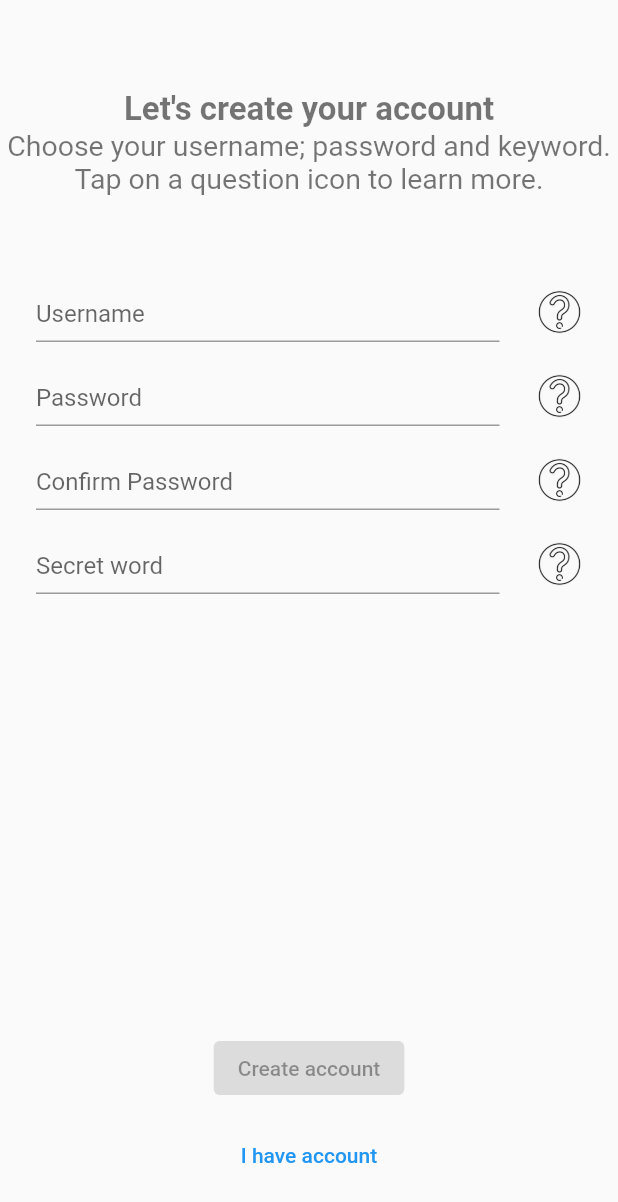
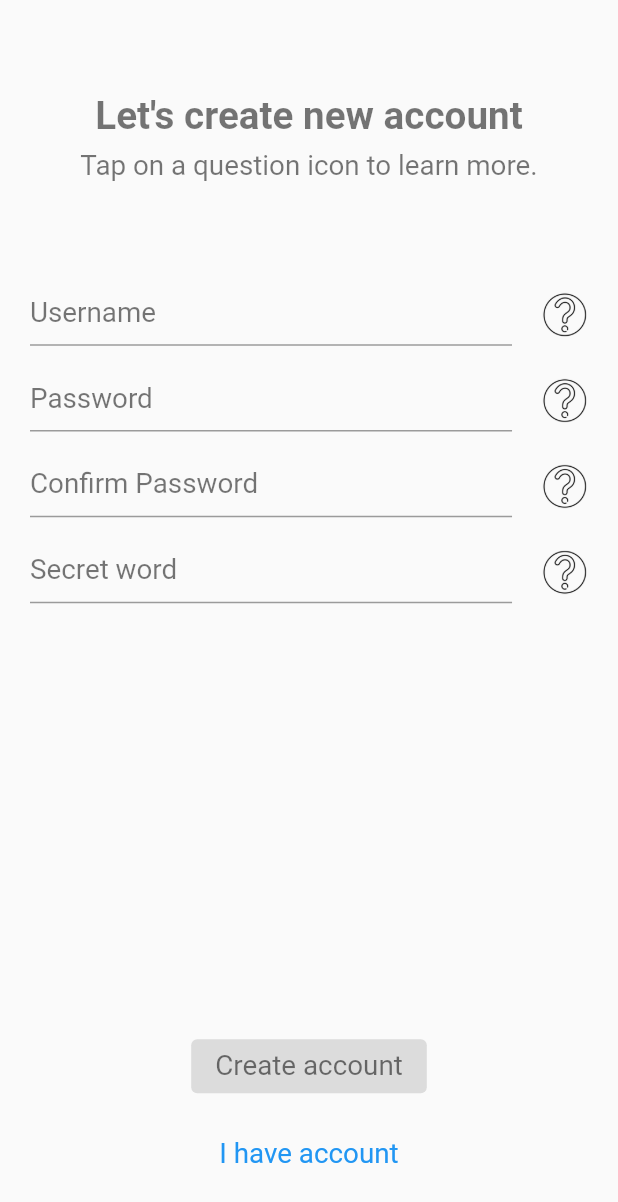
Before and after one commit to groshevdg/The-Planet, a Flutter app: the screen it shows after launch, after a tap on "Let's start", on a phone screen of 412 x 824 dp. Shown: the top 1202 px of the screen. Run offline on Flutter 3.47's test engine with Material 2 defaults, Android fonts, the phone set to English and light mode, and no system bars; our stand-ins replace firebase_core, firebase_crashlytics, flutter_staggered_animations, get_it, injectable; accounts and stored records are empty.

Commit message:
Added adaptive for screens

```diff
--- a/lib/config/routes.dart
+++ b/lib/config/routes.dart
@@ -1,10 +1,10 @@
 import 'package:flutter/cupertino.dart';
-import 'package:the_planet/screens/auth/auth_screen.dart';
+import 'package:the_planet/screens/register/register_screen.dart';
 import 'package:the_planet/screens/main/main_screen.dart';
 
 class AppRoutes {
   static Map<String, WidgetBuilder> routes = {
     MainScreen.route : (context) => MainScreen(),
-    AuthScreen.route : (context) => AuthScreen()
+    RegisterScreen.route : (context) => RegisterScreen()
   };
 }
--- a/lib/config/strings.dart
+++ b/lib/config/strings.dart
@@ -1,9 +1,9 @@
 class Strings {
   static const ok =  "OK";
-  static const app_name = "The Pony Planet";
+  static const app_name = "App name";
   static const start_button_title = "Let's start";
-  static const create_acc_message = "Let's create your account";
-  static const data_to_create_acc = "Choose your username; password and keyword.\nTap on a question icon to learn more.";
+  static const create_acc_message = "Let's create new account";
+  static const data_to_create_acc = "Tap on a question icon to learn more.";
   static const username_hint = "Username";
   static const password_hint = "Password";
   static const confirm_pass_hint = "Confirm Password";
@@ -12,7 +12,7 @@ class Strings {
   static const create_acc_button = "Create account";
   static const already_created = "I have account";
   static const username_tooltip = "Username will be visible for all users";
-  static const password_tooltip = "Create strong password; to protect your account";
+  static const password_tooltip = "Create strong password to protect your account";
   static const confirm_pass_tooltip = "Confirm the pass you type before";
-  static const secret_word_tooltip = "Create secret word. It will be used to recreate a password; if you forget it";
+  static const secret_word_tooltip = "Create secret word. It will be used to recreate a password, if you forget it";
 }
--- a/lib/config/theme.dart
+++ b/lib/config/theme.dart
@@ -1,6 +1,11 @@
 import 'package:flutter/material.dart';
 
 class AppTheme {
+  static double _size16 = 16;
+  static double _size18 = 18;
+  static double _size20 = 20;
+  static double _size25 = 25;
+
   static TextTheme appTextTheme() {
     return TextTheme(
        headline1: _headline1(),
@@ -10,15 +15,15 @@ class AppTheme {
 
   static TextStyle _headline1() {
     return TextStyle(
-      fontSize: 22,
-      fontWeight: FontWeight.w600
+      fontWeight: FontWeight.w600,
+      fontSize: _size25
     );
   }
 
   static TextStyle _headline2() {
     return TextStyle(
-        fontSize: 19,
-        fontWeight: FontWeight.w400
+      fontWeight: FontWeight.w400,
+      fontSize: _size18
     );
   }
 }
--- a/lib/main.dart
+++ b/lib/main.dart
@@ -5,6 +5,7 @@ import 'package:the_planet/config/theme.dart';
 import 'package:the_planet/di/injector.dart';
 import 'package:the_planet/screens/intro/intro_screen.dart';
 import 'package:firebase_crashlytics/firebase_crashlytics.dart';
+import 'package:the_planet/utils/ui_utils.dart';
 
 Future<void> main() async {
   WidgetsFlutterBinding.ensureInitialized();
@@ -21,6 +22,7 @@ Future<void> _initCrashlytics() async {
 }
 
 class PlanetApp extends StatelessWidget {
+
   @override
   Widget build(BuildContext context) {
     return MaterialApp(
@@ -39,6 +41,7 @@ class AppStartRouteScreen extends StatelessWidget {
 
   @override
   Widget build(BuildContext context) {
+    UiUtils.init(context);
     return FutureBuilder(
         future: openScreen(),
         builder: (context, snapshot) {
--- /dev/null
+++ b/lib/misc/extensions.dart
@@ -0,0 +1,6 @@
+import 'package:flutter/cupertino.dart';
+import 'package:the_planet/utils/ui_utils.dart';
+
+extension scaledTextStyle on TextStyle {
+  TextStyle get scaled => copyWith(fontSize: fontSize! * UiUtils.scaleFactor);
+}
--- a/lib/screens/auth/auth_screen.dart
+++ /dev/null
@@ -1,109 +0,0 @@
-import 'package:flutter/material.dart';
-import 'package:provider/provider.dart';
-import 'package:the_planet/config/consts.dart';
-import 'package:the_planet/config/strings.dart';
-import 'package:the_planet/di/injector.dart';
-import 'package:the_planet/screens/auth/auth_controller.dart';
-import 'package:the_planet/screens/auth/providers/button_enable_provider.dart';
-import 'package:the_planet/screens/auth/providers/privacy_state_provider.dart';
-import 'package:the_planet/screens/auth/providers/tooltip_provider.dart';
-import 'package:the_planet/screens/auth/widgets/accept_agreement.dart';
-import 'package:the_planet/screens/auth/widgets/input_row.dart';
-
-class AuthScreen extends StatefulWidget {
-  static const route = "auth";
-  @override
-  _AuthScreenState createState() => _AuthScreenState();
-}
-
-class _AuthScreenState extends State<AuthScreen> with TickerProviderStateMixin {
-  late Animation<Offset> _offsetAnimation;
-  late AnimationController _animationController;
-
-  @override
-  void initState() {
-    _animationController = AnimationController(vsync: this, duration: Duration(seconds: 2));
-    _offsetAnimation = Tween<Offset>(begin: Offset(1000, 0), end: Offset(0, 0)).animate(CurvedAnimation(parent: _animationController, curve: Curves.fastLinearToSlowEaseIn));
-    super.initState();
-  }
-
-  @override
-  Widget build(BuildContext context) {
-    return Scaffold(
-      resizeToAvoidBottomInset: false,
-      body: SafeArea(
-        child: Column(
-          children: [
-            Padding(
-              padding: const EdgeInsets.only(top: 60),
-              child: Align(
-                alignment: Alignment.topCenter,
-                child: Text(Strings.create_acc_message,
-                    style: Theme.of(context).textTheme.headline1
-                ),
-              ),
-            ),
-            Text(Strings.data_to_create_acc,
-              style: Theme.of(context).textTheme.headline2,
-              textAlign: TextAlign.center
-            ),
-            Padding(
-              padding: const EdgeInsets.only(top: 50, left: 16, right: 16),
-              child: Align(
-                alignment: Alignment.topLeft,
-                child: Column(
-                  children: [
-                    InputTextRow(hint: Strings.username_hint, authController: getIt<AuthController>(), rowIndex: Consts.USERNAME_INDEX),
-                    InputTextRow(hint: Strings.password_hint, authController: getIt<AuthController>(), rowIndex: Consts.PASSWORD_INDEX),
-                    InputTextRow(hint: Strings.confirm_pass_hint, authController: getIt<AuthController>(), rowIndex: Consts.CONFIRM_PASS_INDEX),
-                    InputTextRow(hint: Strings.secret_word, authController: getIt<AuthController>(), rowIndex: Consts.SECRET_WORD_INDEX),
-                  ],
-                ),
-              ),
-            ),
-            ChangeNotifierProvider(
-                create: (context) => getIt<PrivacyMessageStateProvider>(),
-                child: Consumer<PrivacyMessageStateProvider>(builder: (context, state, child)  {
-                  if (state.shouldShow) {
-                    _animationController.forward();
-                  }
-                  return SlideTransition(position: _offsetAnimation, child: AcceptAgreementWidget());
-                })
-            ),
-            Spacer(),
-            ChangeNotifierProvider(
-              create: (context) => getIt<TooltipProvider>(),
-              child: Consumer<TooltipProvider>(builder: (context, providerState, child) {
-                return Padding(
-                  padding: const EdgeInsets.symmetric(horizontal: 24),
-                  child: Text(providerState.message),
-                );
-              }),
-            ),
-            Spacer(),
-            ChangeNotifierProvider(
-                create: (context) => getIt<ButtonEnableProvider>(),
-                child: Consumer<ButtonEnableProvider>(
-                  builder: (context, state, child) {
-                    return ElevatedButton(onPressed: state.isEnable ? () {} : null,
-                        child: Text(Strings.create_acc_button)
-                    );
-                  },
-                )),
-            Padding(padding: EdgeInsets.only(bottom: 30, top: 10),
-              child: TextButton(onPressed: () {},
-                child: Text(Strings.already_created),
-              ),
-            )
-          ],
-        ),
-      ),
-    );
-  }
-
-  @override
-  void dispose() {
-    _animationController.dispose();
-    super.dispose();
-  }
-}
--- a/lib/screens/intro/intro_screen.dart
+++ b/lib/screens/intro/intro_screen.dart
@@ -1,8 +1,10 @@
 import 'package:flutter/cupertino.dart';
 import 'package:flutter/material.dart';
 import 'package:the_planet/config/strings.dart';
-import 'package:the_planet/screens/auth/auth_screen.dart';
+import 'package:the_planet/screens/register/register_screen.dart';
 import 'package:the_planet/screens/intro/widgets/intro_view_pager.dart';
+import 'package:the_planet/utils/ui_utils.dart';
+import 'package:the_planet/misc/extensions.dart';
 
 class IntroScreen extends StatelessWidget {
   static const route = "intro";
@@ -14,26 +16,26 @@ class IntroScreen extends StatelessWidget {
         child: Column(
           children: [
             Padding(
-              padding: EdgeInsets.only(top: 90),
+              padding: EdgeInsets.only(top: UiUtils.scaleSize(90)),
               child: Align(
                 alignment: Alignment.topCenter,
-                child: Text(Strings.app_name)
+                child: Text(Strings.app_name, style: Theme.of(context).textTheme.headline1!.scaled)
               ),
             ),
             Container(
-              margin: EdgeInsets.only(top: 15),
+              margin: EdgeInsets.only(top: UiUtils.scaleSize(15)),
               color: Colors.green,
               height: MediaQuery.of(context).size.height * 0.6,
               child: IntroViewPager()
             ),
             Spacer(),
             Padding(
-              padding: EdgeInsets.only(bottom: 25),
+              padding: EdgeInsets.only(bottom: UiUtils.scaleSize(25)),
               child: ElevatedButton(
                 onPressed: () {
                   openAuthScreen(context);
                 },
-                child: Text(Strings.start_button_title),
+                child: Text(Strings.start_button_title, style: Theme.of(context).textTheme.headline2!.scaled),
               ),
             )
           ],
@@ -43,6 +45,6 @@ class IntroScreen extends StatelessWidget {
   }
 
   void openAuthScreen(context) {
-    Navigator.pushReplacementNamed(context, AuthScreen.route);
+    Navigator.pushReplacementNamed(context, RegisterScreen.route);
   }
 }
--- a/lib/screens/auth/auth_controller.dart
+++ b/lib/screens/register/register_controller.dart
@@ -1,13 +1,13 @@
 import 'package:flutter/material.dart';
 import 'package:injectable/injectable.dart';
 import 'package:the_planet/config/consts.dart';
-import 'package:the_planet/screens/auth/auth_state_manager.dart';
+import 'package:the_planet/screens/register/register_state_manager.dart';
 
 @lazySingleton
-class AuthController {
-  final AuthScreenStateManager _stateManager;
+class RegisterController {
+  final RegisterScreenStateManager _stateManager;
 
-  AuthController(this._stateManager);
+  RegisterController(this._stateManager);
 
   String? _usernameTextFiledValue;
   String? _passwordTextFiledValue;
--- /dev/null
+++ b/lib/screens/register/register_screen.dart
@@ -0,0 +1,120 @@
+import 'package:flutter/material.dart';
+import 'package:provider/provider.dart';
+import 'package:the_planet/config/consts.dart';
+import 'package:the_planet/config/strings.dart';
+import 'package:the_planet/di/injector.dart';
+import 'package:the_planet/screens/register/register_controller.dart';
+import 'package:the_planet/screens/register/providers/button_enable_provider.dart';
+import 'package:the_planet/screens/register/providers/privacy_state_provider.dart';
+import 'package:the_planet/screens/register/providers/tooltip_provider.dart';
+import 'package:the_planet/screens/register/widgets/accept_agreement.dart';
+import 'package:the_planet/screens/register/widgets/input_row.dart';
+import 'package:the_planet/misc/extensions.dart';
+import 'package:the_planet/utils/ui_utils.dart';
+
+
+class RegisterScreen extends StatefulWidget {
+  static const route = "register";
+  @override
+  _RegisterScreenState createState() => _RegisterScreenState();
+}
+
+class _RegisterScreenState extends State<RegisterScreen> with TickerProviderStateMixin {
+  late Animation<Offset> _offsetAnimation;
+  late AnimationController _animationController;
+
+  @override
+  void initState() {
+    _animationController = AnimationController(vsync: this, duration: Duration(seconds: 2));
+    _offsetAnimation = Tween<Offset>(begin: Offset(1000, 0), end: Offset(0, 0))
+        .animate(CurvedAnimation(parent: _animationController, curve: Curves.fastLinearToSlowEaseIn));
+    super.initState();
+  }
+
+  @override
+  Widget build(BuildContext context) {
+    return Scaffold(
+      resizeToAvoidBottomInset: false,
+      body: SafeArea(
+        child: Column(
+          children: [
+            Padding(
+              padding: EdgeInsets.only(top: UiUtils.scaleSize(60)),
+              child: Align(
+                alignment: Alignment.topCenter,
+                child: Text(Strings.create_acc_message,
+                    style: Theme.of(context).textTheme.headline1!.scaled
+                ),
+              ),
+            ),
+            Padding(
+              padding: EdgeInsets.symmetric(horizontal: UiUtils.defaultMargin, vertical:  UiUtils.defaultMargin / 3),
+              child: Text(Strings.data_to_create_acc,
+                style: Theme.of(context).textTheme.headline2!.scaled,
+                textAlign: TextAlign.center
+              ),
+            ),
+            Padding(
+              padding: EdgeInsets.only(top: UiUtils.scaleSize(50), left: UiUtils.defaultMargin / 2, right: UiUtils.defaultMargin / 2),
+              child: Align(
+                alignment: Alignment.topLeft,
+                child: Column(
+                  children: [
+                    InputTextRow(hint: Strings.username_hint, authController: getIt<RegisterController>(), rowIndex: Consts.USERNAME_INDEX),
+                    InputTextRow(hint: Strings.password_hint, authController: getIt<RegisterController>(), rowIndex: Consts.PASSWORD_INDEX),
+                    InputTextRow(hint: Strings.confirm_pass_hint, authController: getIt<RegisterController>(), rowIndex: Consts.CONFIRM_PASS_INDEX),
+                    InputTextRow(hint: Strings.secret_word, authController: getIt<RegisterController>(), rowIndex: Consts.SECRET_WORD_INDEX),
+                  ],
+                ),
+              ),
+            ),
+            ChangeNotifierProvider(
+                create: (context) => getIt<PrivacyMessageStateProvider>(),
+                child: Consumer<PrivacyMessageStateProvider>(builder: (context, state, child)  {
+                  if (state.shouldShow) {
+                    _animationController.forward();
+                  }
+                  return SlideTransition(position: _offsetAnimation, child: AcceptAgreementWidget());
+                })
+            ),
+            Spacer(),
+            ChangeNotifierProvider(
+              create: (context) => getIt<TooltipProvider>(),
+              child: Consumer<TooltipProvider>(builder: (context, providerState, child) {
+                return Padding(
+                  padding: EdgeInsets.symmetric(horizontal: UiUtils.defaultMargin),
+                  child: Text(providerState.message,
+                      style: Theme.of(context).textTheme.headline2!.scaled,
+                      textAlign: TextAlign.center
+                  ),
+                );
+              }),
+            ),
+            Spacer(),
+            ChangeNotifierProvider(
+                create: (context) => getIt<ButtonEnableProvider>(),
+                child: Consumer<ButtonEnableProvider>(
+                  builder: (context, state, child) {
+                    return ElevatedButton(onPressed: state.isEnable ? () {} : null,
+                        child: Text(Strings.create_acc_button, style: Theme.of(context).textTheme.headline2!.scaled)
+                    );
+                  },
+                )
+            ),
+            Padding(padding: EdgeInsets.only(bottom: UiUtils.scaleSize(30), top: UiUtils.scaleSize(10)),
+              child: TextButton(onPressed: () {},
+                child: Text(Strings.already_created, style: Theme.of(context).textTheme.headline2!.copyWith(color: Colors.blue).scaled),
+              ),
+            )
+          ],
+        ),
+      ),
+    );
+  }
+
+  @override
+  void dispose() {
+    _animationController.dispose();
+    super.dispose();
+  }
+}
--- a/lib/screens/auth/auth_state_manager.dart
+++ b/lib/screens/register/register_state_manager.dart
@@ -1,16 +1,16 @@
 import 'package:injectable/injectable.dart';
-import 'package:the_planet/screens/auth/providers/button_enable_provider.dart';
-import 'package:the_planet/screens/auth/providers/privacy_state_provider.dart';
+import 'package:the_planet/screens/register/providers/button_enable_provider.dart';
+import 'package:the_planet/screens/register/providers/privacy_state_provider.dart';
 
 import 'providers/tooltip_provider.dart';
 
 @lazySingleton
-class AuthScreenStateManager {
+class RegisterScreenStateManager {
   final TooltipProvider tooltipProvider;
   final PrivacyMessageStateProvider privacyMessageStateProvider;
   final ButtonEnableProvider buttonEnableProvider;
 
-  AuthScreenStateManager(
+  RegisterScreenStateManager(
     this.tooltipProvider,
     this.privacyMessageStateProvider,
     this.buttonEnableProvider
--- a/lib/screens/auth/widgets/accept_agreement.dart
+++ b/lib/screens/register/widgets/accept_agreement.dart
@@ -1,7 +1,10 @@
 import 'package:flutter/material.dart';
 import 'package:the_planet/config/strings.dart';
 import 'package:the_planet/di/injector.dart';
-import 'package:the_planet/screens/auth/auth_controller.dart';
+import 'package:the_planet/screens/register/register_controller.dart';
+import 'package:the_planet/misc/extensions.dart';
+import 'package:the_planet/utils/ui_utils.dart';
+
 
 class AcceptAgreementWidget extends StatefulWidget {
 
@@ -14,13 +17,15 @@ class _AcceptAgreementWidgetState extends State<AcceptAgreementWidget> {
   @override
   Widget build(BuildContext context) {
     return Padding(
-      padding: const EdgeInsets.only(left: 24, right: 12),
+      padding: EdgeInsets.only(left: UiUtils.defaultMargin, right: UiUtils.defaultMargin / 2),
       child: Row(
         children: [
-          Expanded(child: Text(Strings.agreement_message)),
+          Expanded(child: Text(Strings.agreement_message,
+              style: Theme.of(context).textTheme.headline2!.scaled)
+          ),
           Checkbox(value: _isChecked, onChanged: (value) {
             setState(() {
-              getIt<AuthController>().checkBoxIsClicked(value);
+              getIt<RegisterController>().checkBoxIsClicked(value);
               _isChecked = value!;
             });
           })
--- a/lib/screens/auth/widgets/input_row.dart
+++ b/lib/screens/register/widgets/input_row.dart
@@ -1,9 +1,11 @@
 import 'package:flutter/material.dart';
-import 'package:the_planet/screens/auth/auth_controller.dart';
+import 'package:the_planet/screens/register/register_controller.dart';
+import 'package:the_planet/utils/ui_utils.dart';
+import 'package:the_planet/misc/extensions.dart';
 
 class InputTextRow extends StatefulWidget {
   final String hint;
-  final AuthController authController;
+  final RegisterController authController;
   final int rowIndex;
 
   InputTextRow({Key? key,
@@ -27,17 +29,19 @@ class _InputTextRowState extends State<InputTextRow> {
   @override
   Widget build(BuildContext context) {
     return Padding(
-      padding: const EdgeInsets.all(8.0),
+      padding: EdgeInsets.all(UiUtils.defaultMargin / 3),
       child: Row(
         mainAxisAlignment: MainAxisAlignment.spaceBetween,
         children: [
           SizedBox(
-              height: 40, width: MediaQuery.of(context).size.width * 0.75,
+              height: UiUtils.scaleSize(40), width: MediaQuery.of(context).size.width * 0.78,
               child: TextField(
+                style: Theme.of(context).textTheme.headline2!.scaled,
                 controller: _textEditingController,
                 onChanged: (value) => widget.authController.finishTextEditing(widget.rowIndex, value),
                 decoration: InputDecoration(
-                    hintText: widget.hint
+                    hintText: widget.hint,
+                    hintStyle: Theme.of(context).textTheme.headline2!.scaled
                 ),
               )
           ),
@@ -45,7 +49,7 @@ class _InputTextRowState extends State<InputTextRow> {
             onTap: () {
               widget.authController.questionIconIsPressed(widget.rowIndex, context);
             },
-            child: Image.asset('assets/images/ic_question.png', width: 30, color: Colors.black)
+            child: Image.asset('assets/images/ic_question.png', width: UiUtils.scaleSize(30), color: Colors.black)
           )
         ],
       ),
--- /dev/null
+++ b/lib/utils/ui_utils.dart
@@ -0,0 +1,15 @@
+import 'package:flutter/cupertino.dart';
+
+class UiUtils {
+  static const _defaultHeight = 800;
+  static double defaultMargin = 24;
+  static late double scaleFactor;
+
+  static void init(BuildContext context) {
+    scaleFactor = MediaQuery.of(context).size.height / _defaultHeight;
+  }
+
+  static double scaleSize(double size) {
+    return size * scaleFactor;
+  }
+}
```
Also changed, not shown: lib/di/injector.config.dart, lib/screens/register/providers/button_enable_provider.dart (renamed from lib/screens/auth/providers/button_enable_provider.dart), lib/screens/register/providers/privacy_state_provider.dart (renamed from lib/screens/auth/providers/privacy_state_provider.dart), lib/screens/register/providers/tooltip_provider.dart (renamed from lib/screens/auth/providers/tooltip_provider.dart). Lines whose indentation alone changed are shown as unchanged.
